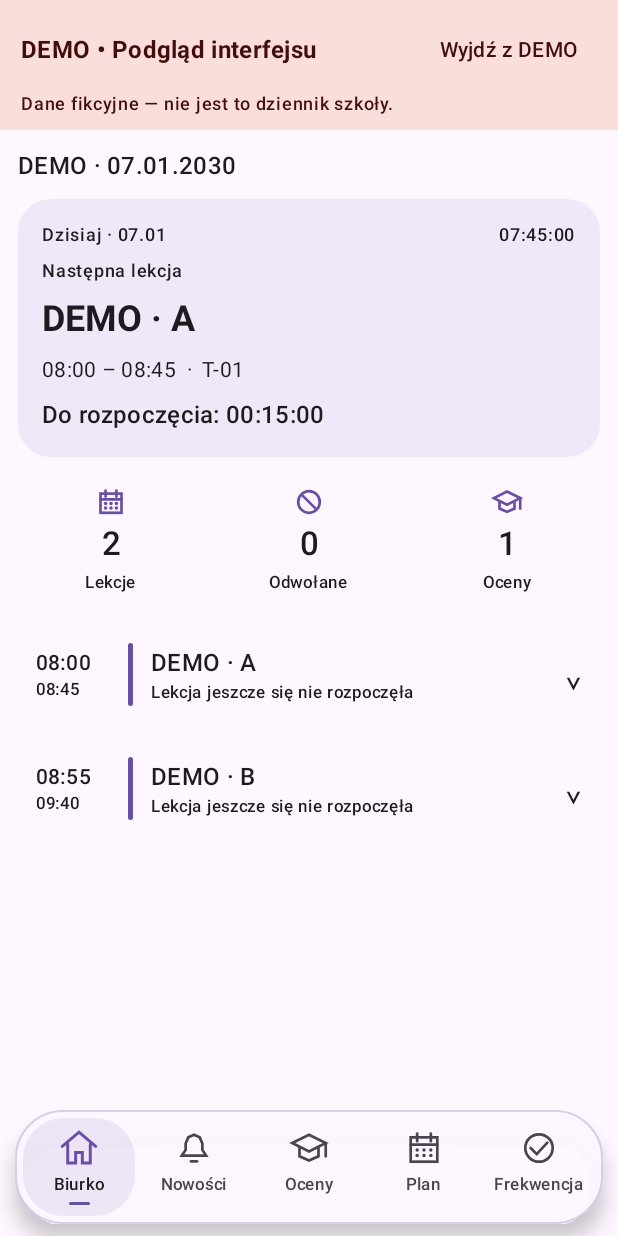
After one commit to 0wertyx/Moonlight, an Android app built with Jetpack Compose: the composable DebugFullPreview shown on its own in the app's theme, on a phone screen of 412 x 824 dp. The commit adds this screen. Run offline under Robolectric (Android 15) with nearby library versions, the phone set to English and light mode, and no system bars; pictures from the network do not load.

Commit message:
Add clearly labelled fullscreen synthetic UI preview linked to Debug Console

```diff
--- a/app/build.gradle.kts
+++ b/app/build.gradle.kts
@@ -10,8 +10,8 @@ android {
         applicationId = "com.moonlight.school"
         minSdk = 26
         targetSdk = 35
-        versionCode = 36
-        versionName = "0.7.22"
+        versionCode = 37
+        versionName = "0.7.23"
     }
     buildFeatures { compose = true; buildConfig = true }
     val persistentKey = System.getenv("MOONLIGHT_KEYSTORE_PATH")
--- a/app/src/main/java/com/moonlight/school/DebugConsole.kt
+++ b/app/src/main/java/com/moonlight/school/DebugConsole.kt
@@ -123,7 +123,7 @@ internal fun DebugConsoleSettings(enabled:Boolean,left:Boolean,onEnabled:(Boolea
 }
 
 @Composable
-internal fun DebugConsoleOverlay(open:Boolean,left:Boolean,a:MoonlightAppearance,lab:DebugLabState,diagnostics:DebugDiagnostics,onOpen:()->Unit,onClose:()->Unit) {
+internal fun DebugConsoleOverlay(open:Boolean,left:Boolean,a:MoonlightAppearance,lab:DebugLabState,diagnostics:DebugDiagnostics,onOpen:()->Unit,onClose:()->Unit,onPreview:()->Unit) {
     val colors=MaterialTheme.colorScheme
     val duration=(260/a.speed).toInt()
     BackHandler(open,onBack=onClose)
@@ -161,6 +161,7 @@ internal fun DebugConsoleOverlay(open:Boolean,left:Boolean,a:MoonlightAppearance
                             Text(tr("Tylko testy lokalne. Dane Librus nie są zmieniane."),style=MaterialTheme.typography.labelSmall)
                         }
                     }
+                    OutlinedButton(onClick=onPreview,modifier=Modifier.fillMaxWidth().padding(top=5.dp)) { Text(tr("Pełnoekranowy podgląd DEMO")) }
                     Box(Modifier.weight(1f)) { DebugLabContent(lab,a,diagnostics) }
                 }
             }
--- /dev/null
+++ b/app/src/main/java/com/moonlight/school/DebugFullPreview.kt
@@ -0,0 +1,100 @@
+package com.moonlight.school
+
+import androidx.activity.compose.BackHandler
+import androidx.compose.foundation.layout.*
+import androidx.compose.foundation.lazy.LazyColumn
+import androidx.compose.foundation.lazy.items
+import androidx.compose.foundation.lazy.itemsIndexed
+import androidx.compose.foundation.shape.RoundedCornerShape
+import androidx.compose.material3.*
+import androidx.compose.runtime.*
+import androidx.compose.ui.Alignment
+import androidx.compose.ui.Modifier
+import androidx.compose.ui.text.font.FontWeight
+import androidx.compose.ui.unit.dp
+import androidx.compose.ui.graphics.Color
+import androidx.compose.ui.graphics.lerp
+import java.time.format.DateTimeFormatter
+
+/** Full-screen isolated synthetic preview. Never reads or writes the actual school snapshot. */
+@Composable
+internal fun DebugFullPreview(lab:DebugLabState,a:MoonlightAppearance,dark:Boolean,onExit:()->Unit) {
+    var tab by remember { mutableStateOf("Desk") }
+    val snap=lab.snapshot()
+    val now=lab.now()
+    val agenda=DayAgenda.live(now,snap)
+    val colors=MaterialTheme.colorScheme
+    BackHandler(onBack=onExit)
+    Surface(Modifier.fillMaxSize(),color=colors.background,contentColor=colors.onBackground) {
+        Box(Modifier.fillMaxSize()) {
+            MoonlightBackdrop(a,dark)
+            Column(Modifier.fillMaxSize().statusBarsPadding()) {
+                Surface(Modifier.fillMaxWidth(),color=colors.errorContainer,contentColor=colors.onErrorContainer) {
+                    Column(Modifier.padding(horizontal=14.dp,vertical=9.dp),verticalArrangement=Arrangement.spacedBy(4.dp)) {
+                        Row(verticalAlignment=Alignment.CenterVertically) {
+                            Text("DEMO • "+tr("Podgląd interfejsu"),Modifier.weight(1f),style=MaterialTheme.typography.titleMedium,fontWeight=FontWeight.Bold)
+                            TextButton(onClick=onExit){Text(tr("Wyjdź z DEMO"),color=colors.onErrorContainer)}
+                        }
+                        Text(tr("Dane fikcyjne — nie jest to dziennik szkoły."),style=MaterialTheme.typography.labelMedium)
+                    }
+                }
+                LazyColumn(Modifier.weight(1f).fillMaxWidth().padding(horizontal=12.dp),
+                    contentPadding=PaddingValues(vertical=12.dp),verticalArrangement=Arrangement.spacedBy(10.dp)) {
+                    item {
+                        Text("DEMO · "+lab.day.format(DateTimeFormatter.ofPattern("dd.MM.yyyy")),style=MaterialTheme.typography.titleMedium)
+                    }
+                    when(tab) {
+                        "Desk" -> {
+                            item { DashboardHero(snap,now,true){tab="Schedule"} }
+                            if(lab.events.isNotEmpty()) item {
+                                DashboardRecent(lab.events.toList(),a,{tab="Feed"},{id->
+                                    val i=lab.events.indexOfFirst{it.id==id}
+                                    if(i>=0)lab.events[i]=lab.events[i].copy(read=true)
+                                }) { event -> tab=when(event.kind){"grade"->"Grades";"cancel"->"Schedule";else->"Feed"} }
+                            }
+                            item { DashboardStats(agenda.activeCount,agenda.cancelledCount,snap.grades.size,{tab="Schedule"},{tab="Grades"}) }
+                            items(agenda.lessons,key={it.period}) { DashboardLesson(it,now,a) }
+                        }
+                        "Schedule" -> {
+                            item { DashboardHero(snap,now,true){} }
+                            items(agenda.lessons,key={it.period}) { DashboardLesson(it,now,a) }
+                        }
+                        "Grades" -> {
+                            item { Text("DEMO · "+tr("Oceny"),style=MaterialTheme.typography.headlineSmall) }
+                            itemsIndexed(snap.grades) { _,grade ->
+                                val bg=lerp(colors.surface,toneBackground(CardTone.Grade),.30f)
+                                Surface(Modifier.fillMaxWidth(),shape=RoundedCornerShape(18.dp),color=bg,contentColor=readableInk(bg,colors.onBackground)) {
+                                    Row(Modifier.padding(14.dp),verticalAlignment=Alignment.CenterVertically) {
+                                        Text(grade.subject,Modifier.weight(1f),fontWeight=FontWeight.SemiBold)
+                                        Text(grade.value,style=MaterialTheme.typography.headlineSmall,fontWeight=FontWeight.Bold)
+                                    }
+                                }
+                            }
+                        }
+                        "Attendance" -> {
+                            val days=AttendanceModel.days(snap)
+                            item { AttendanceOverview(days) }
+                            items(days) { AttendanceDayCard(it,a,false,{}, {tab="Schedule"}) }
+                        }
+                        else -> {
+                            if(lab.events.isEmpty()) item { Text(tr("Brak testowych zdarzeń")) }
+                            items(lab.events.toList(),key={it.id}) { event ->
+                                DashboardHistoryRow(event) {
+                                    val i=lab.events.indexOfFirst{it.id==event.id}
+                                    if(i>=0)lab.events[i]=lab.events[i].copy(read=true)
+                                }
+                            }
+                        }
+                    }
+                }
+                val tabs=listOf(
+                    MoonlightTab("Desk","⌂",tr("Biurko")),
+                    MoonlightTab("Feed","◉",tr("Nowości")),
+                    MoonlightTab("Grades","▤",tr("Oceny")),
+                    MoonlightTab("Schedule","▣",tr("Plan")),
+                    MoonlightTab("Attendance","✓",tr("Frekwencja")))
+                FloatingNavigation(tabs,tab,a){tab=it}
+            }
+        }
+    }
+}
--- a/app/src/main/java/com/moonlight/school/UiLanguage.kt
+++ b/app/src/main/java/com/moonlight/school/UiLanguage.kt
@@ -7,6 +7,10 @@ import java.util.Locale
 internal val LocalUiLanguage = staticCompositionLocalOf { "pl" }
 internal fun uiLocale(language: String): Locale = Locale.forLanguageTag(language)
 private val translations = mapOf(
+    "Pełnoekranowy podgląd DEMO" to listOf("Pełnoekranowy podgląd DEMO", "Полноэкранный DEMO-просмотр", "Full-screen DEMO preview"),
+    "Wyjdź z DEMO" to listOf("Wyjdź z DEMO", "Выйти из DEMO", "Exit DEMO"),
+    "Dane fikcyjne — nie jest to dziennik szkoły." to listOf("Dane fikcyjne — nie jest to dziennik szkoły.", "Вымышленные данные — не школьный дневник.", "Synthetic data — not the school register."),
+    "Podgląd interfejsu" to listOf("Podgląd interfejsu", "Предпросмотр интерфейса", "Interface preview"),
     "Tryb testowy" to listOf("Tryb testowy", "Тестовый режим", "Test mode"),
     "Dane demonstracyjne" to listOf("Dane demonstracyjne", "Демонстрационные данные", "Demo data"),
     "Tylko testy lokalne. Dane Librus nie są zmieniane." to listOf("Tylko testy lokalne. Dane Librus nie są zmieniane.", "Только локальные тесты. Данные Librus не меняются.", "Local tests only. Librus data is unchanged."),
```
Also changed, not shown: app/src/main/java/com/moonlight/school/MainActivity.kt (+7 -2 lines).
